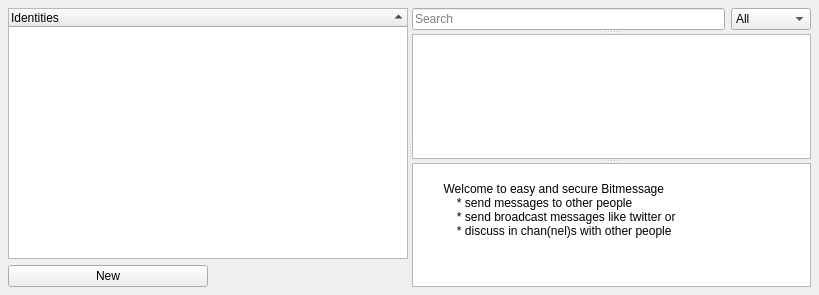
This is src/bitmessageqt/messagelistcontrol.ui in g1itch/PyBitmessage as Qt 5 draws it before an edit. The edited form follows.
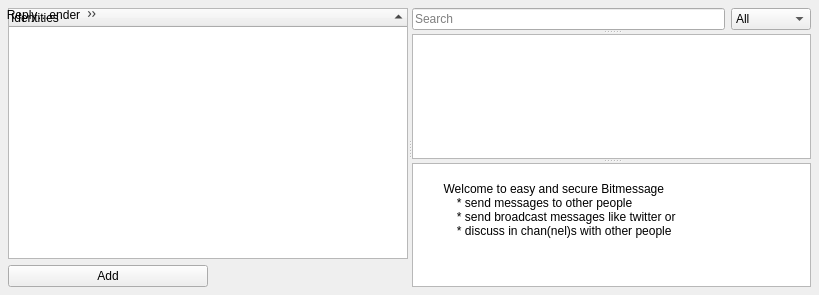
This is the edited form. Icons and pictures are not drawn. Custom widgets are drawn as their Qt base class.

Commit message: More changes: sort in messagelist, "All Accounts" in treeWidget, some actions

Diff of the .ui file:
```diff
--- a/src/bitmessageqt/messagelistcontrol.ui
+++ b/src/bitmessageqt/messagelistcontrol.ui
@@ -68,7 +68,7 @@
           </size>
          </property>
          <property name="text">
-          <string notr="true">New</string>
+          <string notr="true">Add</string>
          </property>
         </widget>
        </item>
@@ -188,6 +188,74 @@
     </widget>
    </item>
   </layout>
+  <widget class="QToolBar" name="inboxContextMenuToolbar">
+   <attribute name="visibility">
+    <bool>false</bool>
+   </attribute>
+   <attribute name="toolBarBreak">
+    <bool>false</bool>
+   </attribute>
+   <action name="actionReply">
+    <property name="text">
+     <string>Reply to sender</string>
+    </property>
+   </action>
+   <action name="actionReplyChan">
+    <property name="text">
+     <string>Reply to channel</string>
+    </property>
+   </action>
+   <action name="actionAddSenderToAddressbook">
+    <property name="text">
+     <string>Add sender to your Addressbook</string>
+    </property>
+   </action>
+   <action name="actionAddSenderToBlacklist">
+    <property name="text">
+     <string>Add sender to your Blacklist</string>
+    </property>
+   </action>
+   <action name="actionTrash">
+    <property name="text">
+     <string>Move to Trash</string>
+    </property>
+   </action>
+   <action name="actionTrashUndelete">
+    <property name="text">
+     <string>Undelete</string>
+    </property>
+   </action>
+   <action name="actionForceHtml">
+    <property name="text">
+     <string>View HTML code as formatted text</string>
+    </property>
+   </action>
+   <action name="actionSaveMessageAs">
+    <property name="text">
+     <string>Save message as...</string>
+    </property>
+   </action>
+   <action name="actionMarkUnread">
+    <property name="text">
+     <string>Mark Unread</string>
+    </property>
+   </action>
+   <action name="actionClipboard">
+    <property name="text">
+     <string notr="true">Copy to clipboard</string>
+    </property>
+   </action>
+   <addaction name="actionReply"/>
+   <addaction name="actionReplyChan"/>
+   <addaction name="actionAddSenderToAddressbook"/>
+   <addaction name="actionAddSenderToBlacklist"/>
+   <addaction name="actionTrash"/>
+   <addaction name="actionTrashUndelete"/>
+   <addaction name="actionForceHtml"/>
+   <addaction name="actionSaveMessageAs"/>
+   <addaction name="actionMarkUnread"/>
+   <addaction name="actionClipboard"/>
+  </widget>
  </widget>
  <customwidgets>
   <customwidget>
```
Left out of the diff: 151 changed lines with no effect on the pictures. The commit also changes 5 other files.
